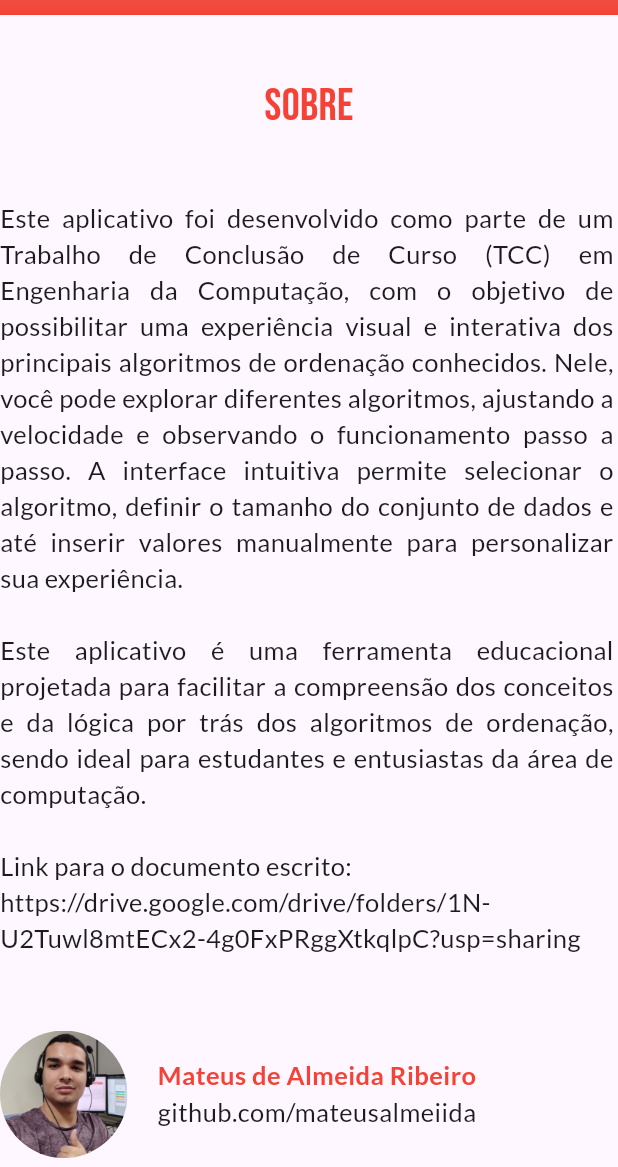
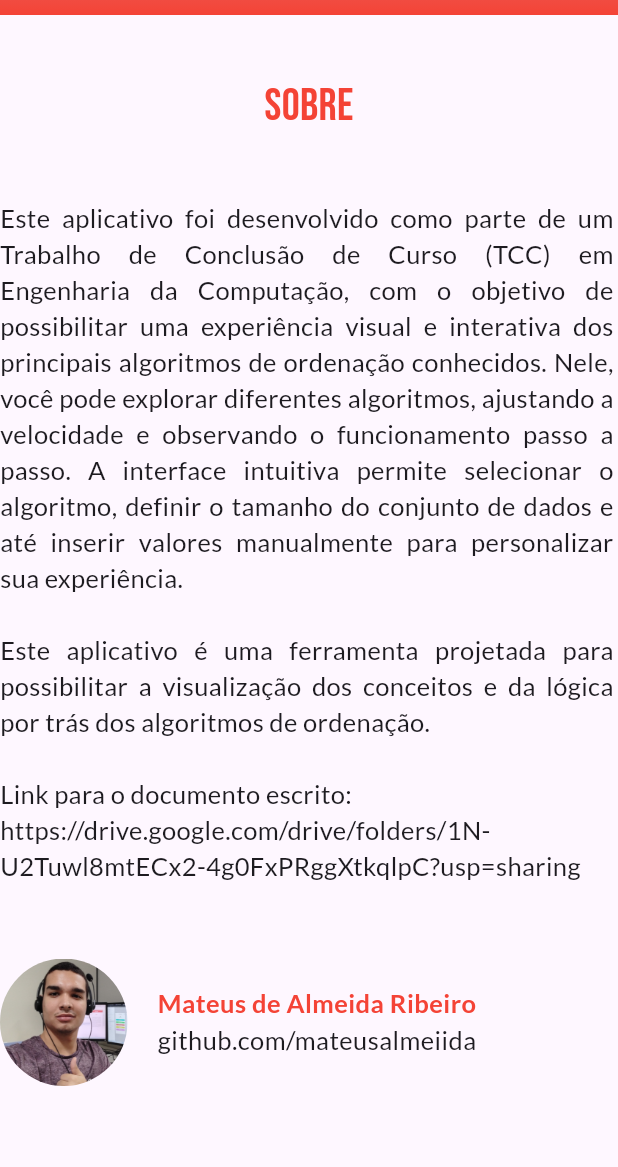
Before and after one commit to mateusalmeiida/visio-order-flutter, a Flutter app: the InfoPage screen opened by its route, on a phone screen of 412 x 824 dp, the part 69-1236 px from its top. Run offline on Flutter 3.47's test engine with Material 3 defaults, Android fonts, the phone set to English and light mode, and no system bars; our stand-ins replace font_awesome_flutter.

Commit message:
Mudança na tela sobre

```diff
--- a/lib/pages/info_page.dart
+++ b/lib/pages/info_page.dart
@@ -73,8 +73,8 @@ class InfoPage extends StatelessWidget {
                   'com o objetivo de possibilitar uma experiência visual e interativa dos principais algoritmos de ordenação conhecidos. '
                   'Nele, você pode explorar diferentes algoritmos, ajustando a velocidade e observando o funcionamento passo a passo. '
                   'A interface intuitiva permite selecionar o algoritmo, definir o tamanho do conjunto de dados e até inserir valores manualmente para personalizar sua experiência.\n\n'
-                  'Este aplicativo é uma ferramenta educacional projetada para facilitar a compreensão dos conceitos e da lógica por '
-                  'trás dos algoritmos de ordenação, sendo ideal para estudantes e entusiastas da área de computação.\n\n'
+                  'Este aplicativo é uma ferramenta projetada para possibilitar a visualização dos conceitos e da lógica por '
+                  'trás dos algoritmos de ordenação.\n\n'
                   'Link para o documento escrito:\n'
                   'https://drive.google.com/drive/folders/1N-U2Tuwl8mtECx2-4g0FxPRggXtkqlpC?usp=sharing'),
             ),
```
